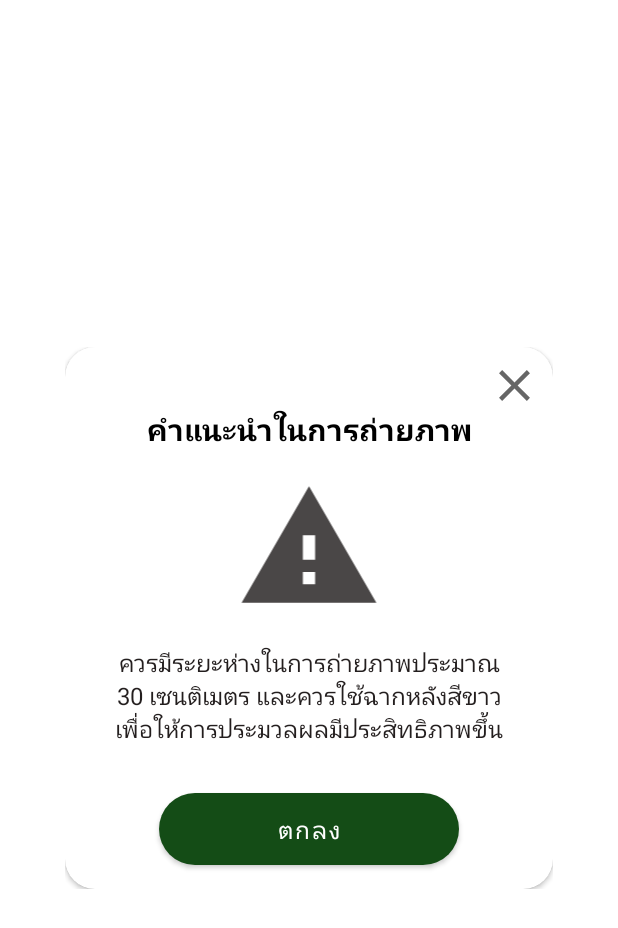
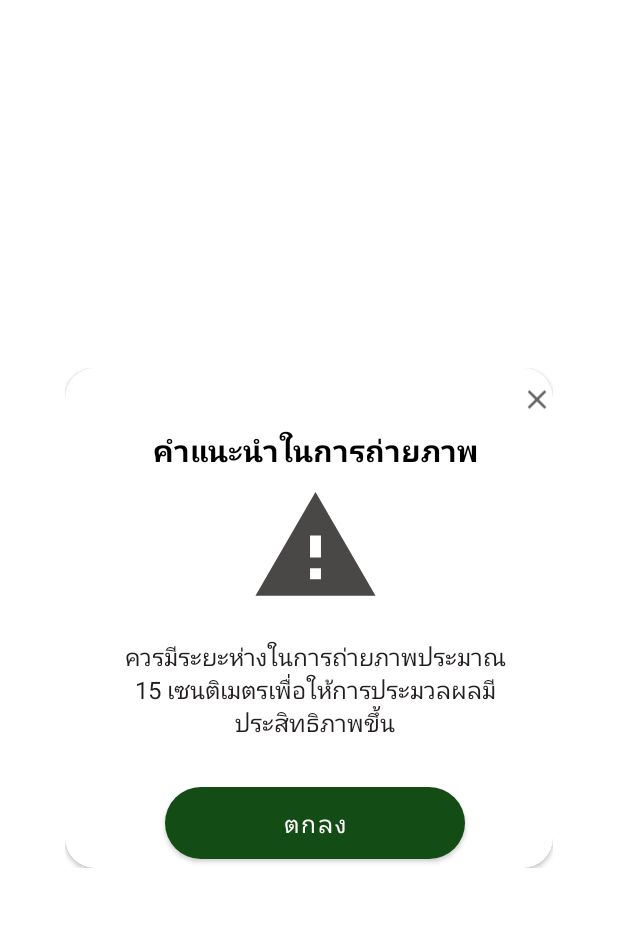
Before and after one commit to Ppsnb99/New_Project_Pomelo_App, an Android app: the layout popup_page3.xml on its own in the app's theme, with its tools: preview values and no code run, on a phone screen of 412 x 824 dp. Shown: the top 928 px of the screen. Run offline under Robolectric (Android 15) with nearby library versions, the phone set to English and light mode, and no system bars; Roboto replaces fonts that are not available here.

Commit message:
ืnew Project

```diff
--- a/app/src/main/java/com/example/welcomepomelo/PredictPage.java
+++ b/app/src/main/java/com/example/welcomepomelo/PredictPage.java
@@ -42,7 +42,7 @@ public class PredictPage extends AppCompatActivity {
     Button camera, gallery;
     ImageView imageView2;
     TextView result;
-    int imageSize = 640;
+    int imageSize = 290;
     Dialog dialog;
 
     @Override
@@ -120,7 +120,7 @@ public class PredictPage extends AppCompatActivity {
             Model model = Model.newInstance(getApplicationContext());
 
             // Creates inputs for reference.
-            TensorBuffer inputFeature0 = TensorBuffer.createFixedSize(new int[]{1, 640, 640, 3}, DataType.FLOAT32);
+            TensorBuffer inputFeature0 = TensorBuffer.createFixedSize(new int[]{1, 290, 290, 3}, DataType.FLOAT32);
             ByteBuffer byteBuffer = ByteBuffer.allocateDirect(4 * imageSize * imageSize * 3);
             byteBuffer.order(ByteOrder.nativeOrder());
 
@@ -137,12 +137,12 @@ public class PredictPage extends AppCompatActivity {
                     byteBuffer.putFloat((val & 0xFF) * (1.f / 1));
                 }
             }
-
             inputFeature0.loadBuffer(byteBuffer);
 
             // Runs model inference and gets result.
             Model.Outputs outputs = model.process(inputFeature0);
             TensorBuffer outputFeature0 = outputs.getOutputFeature0AsTensorBuffer();
+
 
             float[] confidences = outputFeature0.getFloatArray();
             // find the index of the class with the biggest confidence.
@@ -154,7 +154,7 @@ public class PredictPage extends AppCompatActivity {
                     maxPos = i;
                 }
             }
-            String[] classes = {"ระยะติดดอก 0-2.5 เดือน", "ระยะติดผล 3-6 เดือน", "ระยะเก็บผล 6.5-8 เดือน"};
+            String[] classes = {"ผลสุก", "ผลอ่อน"};
             result.setText(classes[maxPos]);
 
             // Releases model resources if no longer used..
--- a/app/src/main/res/layout/popup_page3.xml
+++ b/app/src/main/res/layout/popup_page3.xml
@@ -9,16 +9,18 @@
     <androidx.cardview.widget.CardView
         android:layout_width="match_parent"
         android:layout_height="match_parent"
-        app:cardCornerRadius="20dp">
+        app:cardCornerRadius="20dp"
+        app:layout_constraintEnd_toEndOf="parent"
+        app:layout_constraintStart_toStartOf="parent">
 
         <androidx.constraintlayout.widget.ConstraintLayout
-            android:layout_width="match_parent"
-            android:layout_height="match_parent">
+            android:layout_width="333dp"
+            android:layout_height="333dp">
 
             <ImageView
                 android:id="@+id/imageViewClose"
-                android:layout_width="wrap_content"
-                android:layout_height="wrap_content"
+                android:layout_width="21dp"
+                android:layout_height="26dp"
                 android:layout_marginTop="8dp"
                 android:layout_marginEnd="8dp"
                 app:layout_constraintEnd_toEndOf="parent"
@@ -43,15 +45,16 @@
                 android:layout_width="0dp"
                 android:layout_height="wrap_content"
                 android:layout_marginStart="24dp"
-                android:layout_marginTop="8dp"
+                android:layout_marginTop="10dp"
                 android:layout_marginEnd="24dp"
                 android:layout_marginBottom="16dp"
                 android:gravity="center"
-                android:text="ควรมีระยะห่างในการถ่ายภาพประมาณ                             30 เซนติเมตร และควรใช้ฉากหลังสีขาวเพื่อให้การประมวลผลมีประสิทธิภาพขึ้น"
+                android:text="ควรมีระยะห่างในการถ่ายภาพประมาณ                             15 เซนติเมตรเพื่อให้การประมวลผลมีประสิทธิภาพขึ้น"
                 android:textColor="#231E1E"
                 android:textSize="16sp"
                 app:layout_constraintBottom_toTopOf="@+id/btn_okey"
                 app:layout_constraintEnd_toEndOf="parent"
+                app:layout_constraintHorizontal_bias="0.0"
                 app:layout_constraintStart_toStartOf="parent"
                 app:layout_constraintTop_toBottomOf="@+id/imageView4" />
 
@@ -72,8 +75,8 @@
 
             <ImageView
                 android:id="@+id/imageView4"
-                android:layout_width="181dp"
-                android:layout_height="98dp"
+                android:layout_width="142dp"
+                android:layout_height="87dp"
                 android:layout_marginStart="32dp"
                 android:layout_marginTop="16dp"
                 android:layout_marginEnd="32dp"
```
